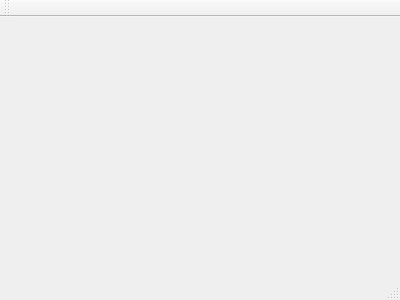
Above: fjong/mainwindow.ui from leuat/fjong before the change. Below: the same form after it.
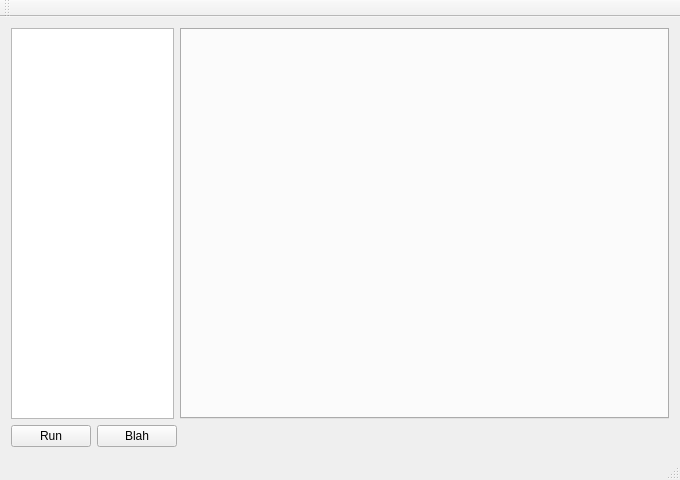
That is the form after the change.

```diff
--- a/fjong/mainwindow.ui
+++ b/fjong/mainwindow.ui
@@ -1,24 +1,95 @@
 <ui version="4.0">
  <class>MainWindow</class>
- <widget class="QMainWindow" name="MainWindow" >
-  <property name="geometry" >
+ <widget class="QMainWindow" name="MainWindow">
+  <property name="geometry">
    <rect>
     <x>0</x>
     <y>0</y>
-    <width>400</width>
-    <height>300</height>
+    <width>680</width>
+    <height>480</height>
    </rect>
   </property>
   <property name="windowTitle" >
    <string>MainWindow</string>
   </property>
-  <widget class="QMenuBar" name="menuBar" />
-  <widget class="QToolBar" name="mainToolBar" />
-  <widget class="QWidget" name="centralWidget" />
-  <widget class="QStatusBar" name="statusBar" />
+  <widget class="QWidget" name="centralWidget">
+   <layout class="QGridLayout" name="gridLayout">
+    <item row="0" column="0">
+     <layout class="QVBoxLayout" name="verticalLayout">
+      <item>
+       <layout class="QHBoxLayout" name="horizontalLayout" stretch="5,15">
+        <item>
+         <widget class="QTreeView" name="treeView"/>
+        </item>
+        <item>
+         <widget class="QTabWidget" name="tabMain">
+          <property name="currentIndex">
+           <number>-1</number>
+          </property>
+         </widget>
+        </item>
+       </layout>
+      </item>
+      <item>
+       <layout class="QHBoxLayout" name="horizontalLayout_2">
+        <item>
+         <layout class="QGridLayout" name="gridLayout_3">
+          <item row="0" column="0">
+           <widget class="QPushButton" name="pushButton_2">
+            <property name="text">
+             <string>Run</string>
+            </property>
+           </widget>
+          </item>
+          <item row="0" column="1">
+           <widget class="QPushButton" name="pushButton_3">
+            <property name="text">
+             <string>Blah</string>
+            </property>
+           </widget>
+          </item>
+         </layout>
+        </item>
+        <item>
+         <spacer name="horizontalSpacer">
+          <property name="orientation">
+           <enum>Qt::Horizontal</enum>
+          </property>
+          <property name="sizeHint" stdset="0">
+           <size>
+            <width>40</width>
+            <height>20</height>
+           </size>
+          </property>
+         </spacer>
+        </item>
+       </layout>
+      </item>
+     </layout>
+    </item>
+   </layout>
+  </widget>
+  <widget class="QMenuBar" name="menuBar">
+   <property name="geometry">
+    <rect>
+     <x>0</x>
+     <y>0</y>
+     <width>680</width>
+     <height>22</height>
+    </rect>
+   </property>
+  </widget>
+  <widget class="QToolBar" name="mainToolBar">
+   <attribute name="toolBarArea">
+    <enum>TopToolBarArea</enum>
+   </attribute>
+   <attribute name="toolBarBreak">
+    <bool>false</bool>
+   </attribute>
+  </widget>
+  <widget class="QStatusBar" name="statusBar"/>
  </widget>
- <layoutDefault spacing="6" margin="11" />
- <pixmapfunction></pixmapfunction>
+ <layoutdefault spacing="6" margin="11"/>
  <resources/>
  <connections/>
 </ui>
```
Left out of the diff: 3 changed lines with no effect on the pictures.
